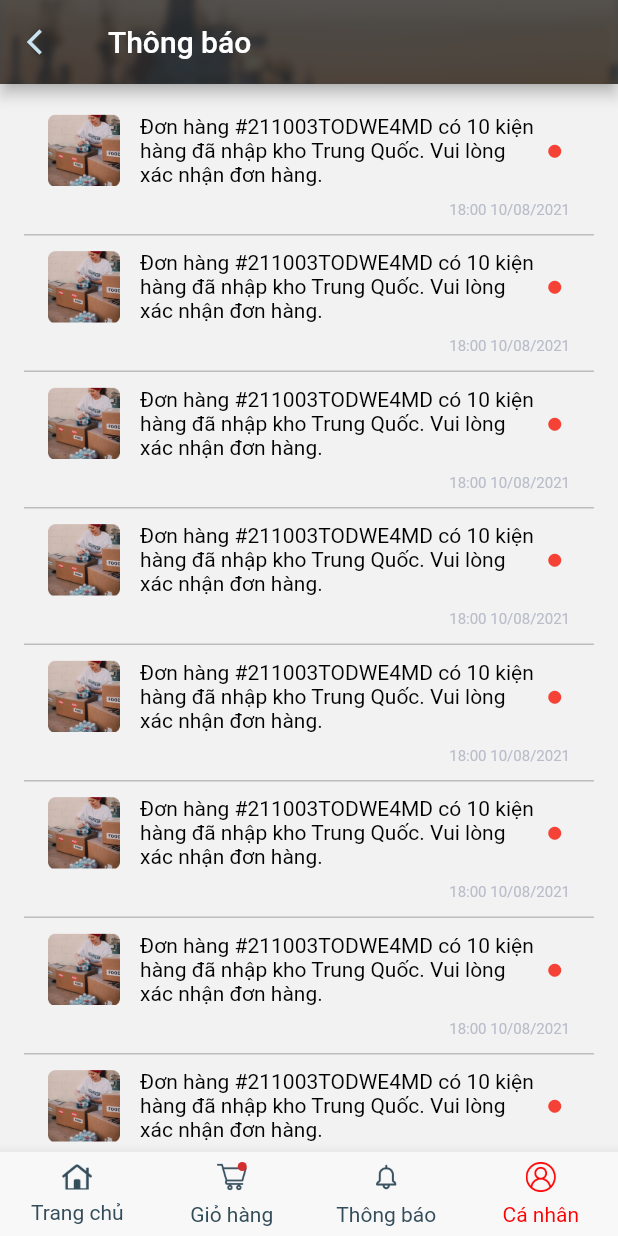
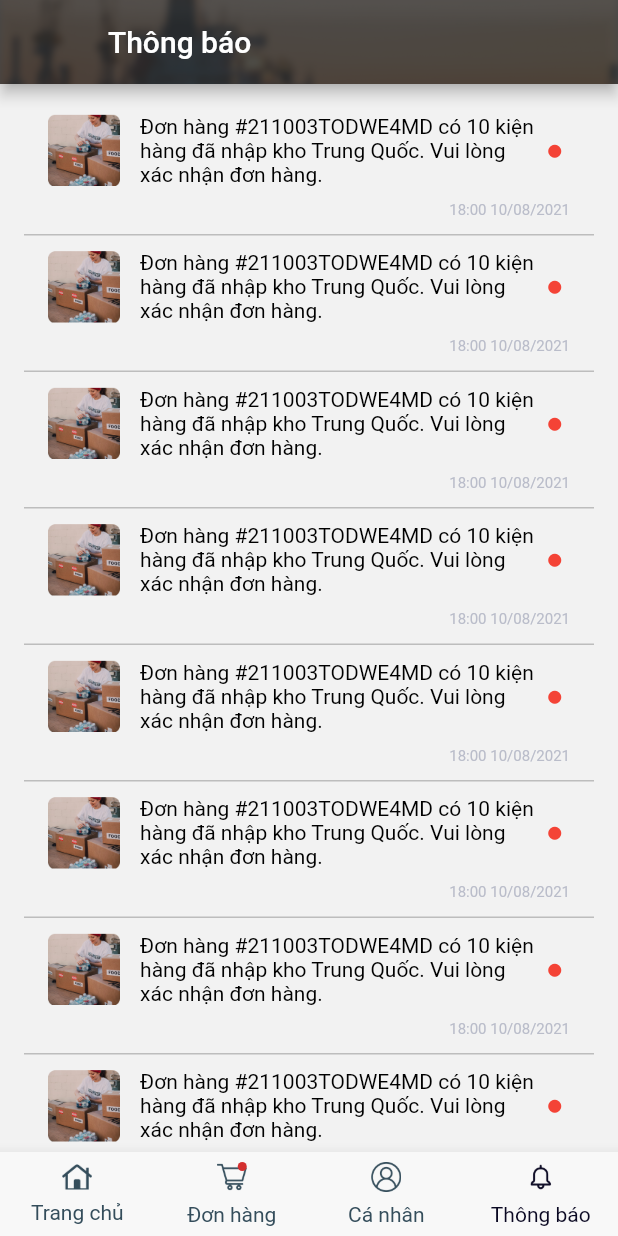
Before and after one commit to LeHoangUyen96/game_bai, a Flutter app: the MainPage screen opened directly, item 4 of the bottom bar chosen, on a phone screen of 412 x 824 dp. Run offline on Flutter 3.47's test engine with Material 2 defaults, Android fonts, the phone set to English and light mode, and no system bars; drawn by our look-alikes of custom_navigation_bar; our stand-ins replace cached_network_image, dotted_border, dropdown_search, firebase_core, firebase_messaging, flutter_local_notifications and 12 more; missing offline and left inert: dart:ffi, flutter_barcode_scanner, money2, multi_image_picker; accounts and stored records are empty; network calls fail; project files that could hold a hidden picture were left out.

```diff
--- a/lib/data/models/navigate_emblem.dart
+++ b/lib/data/models/navigate_emblem.dart
@@ -16,8 +16,8 @@ class NavigateEmblem {
 }
 
 List<NavigateEmblem> navigateItem = <NavigateEmblem>[
-  NavigateEmblem(NAV_HOME, IC_NAV_HOME, MAIN_COLOR, 0, 0, false),
-  NavigateEmblem(NAV_CART, IC_NAV_CART, DISABLED_COLOR, 1, 0, true),
-  NavigateEmblem(NAV_NOTIFICATION, IC_NAV_NOTIFICATION, DISABLED_COLOR, 2, 0, false),
-  NavigateEmblem(NAV_PROFILE, IC_NAV_PROFILE, DISABLED_COLOR, 3, 0, false),
+  NavigateEmblem(NAV_HOME, IC_NAV_HOME, BLACK_1, 0, 0, false),
+  NavigateEmblem(MANAGE_PACKAGE_ORDER, IC_NAV_CART, DISABLED_COLOR, 1, 0, true),
+  NavigateEmblem(NAV_PROFILE, IC_NAV_PROFILE, DISABLED_COLOR, 2, 0, false),
+  NavigateEmblem(NAV_NOTIFICATION, IC_NAV_NOTIFICATION, DISABLED_COLOR, 3, 0, false),
 ];
--- a/lib/data/repository/find_user_reponsitory/find_user_impl.dart
+++ b/lib/data/repository/find_user_reponsitory/find_user_impl.dart
@@ -1,6 +1,7 @@
 import 'package:get/get.dart';
 import 'package:viet_trung_mobile/data/network/network_config.dart';
 import 'package:viet_trung_mobile/data/repository/find_user_reponsitory/find_user_reponsitory.dart';
+import 'package:viet_trung_mobile/data/response/error_response.dart';
 import 'package:viet_trung_mobile/data/response/find_user_reponse.dart';
 
 class FindUserImpl extends GetConnect implements FindUserRepositories {
@@ -13,7 +14,7 @@ class FindUserImpl extends GetConnect implements FindUserRepositories {
     if (responseJson.statusCode! >= 200 && responseJson.statusCode! < 300) {
       return FindUserResponse.fromJson(responseJson.body);
     }
-    throw FindUserResponse.fromJson(responseJson.body);
+    throw ErrorResponse.fromJson(responseJson.body);
   }
 
 
--- a/lib/data/repository/order_repository/order_repositories.dart
+++ b/lib/data/repository/order_repository/order_repositories.dart
@@ -1,6 +1,7 @@
 import 'package:viet_trung_mobile/data/request/enter_warehouse_request.dart';
 import 'package:viet_trung_mobile/data/request/packing_order_requets.dart';
 import 'package:viet_trung_mobile/data/response/order_response.dart';
+import 'package:viet_trung_mobile/data/response/ramdom_bill_order_response.dart';
 import 'package:viet_trung_mobile/data/response/warehouse_response.dart';
 
 abstract class OrderRepositories {
@@ -8,5 +9,5 @@ abstract class OrderRepositories {
   Future<WarehouseResponse> onGetListWarehouse();
   Future<bool> onPackingOrder(PackingOrderRequest request);
   Future<bool> onEnterWarehouse(EnterWareHouseRequest request);
-
+  Future<RamdomBillOrderResponse> onRamdomBillOrder(String user_id);
 }
--- a/lib/res/strings.dart
+++ b/lib/res/strings.dart
@@ -807,3 +807,4 @@ const String MANAGE_PACKAGE_BAG_JOURNEY = 'Hành trình bao hàng';
 const String MANAGE_PACKAGE_BAG = 'Bao';
 const String MANAGE_PACKAGE_BAG_NAME = 'Tên bao';
 const String MANAGE_PACKAGE_ENTER_WEIGHT = 'Nhập số cân';
+const String MANAGE_PACKAGE_ORDER = 'Đơn hàng';
--- a/lib/ui/main/controller/main_controller.dart
+++ b/lib/ui/main/controller/main_controller.dart
@@ -35,7 +35,7 @@ class MainController extends GetxController implements MainContract {
     if (index == 1) {
       navigateItem[index].showBadge = false;
     }
-    navigateItem[index].color = MAIN_COLOR;
+    navigateItem[index].color = BLACK_1;
     for (var i = 0; i < navigateItem.length; i++) {
       if (i != index) navigateItem[i].color = DISABLED_COLOR;
     }
--- a/lib/ui/main/view/main_page.dart
+++ b/lib/ui/main/view/main_page.dart
@@ -9,6 +9,7 @@ import 'package:viet_trung_mobile/ui/main/controller/main_controller.dart';
 import 'package:viet_trung_mobile/ui/notification/view/notification_page.dart';
 import 'package:viet_trung_mobile/ui/order/view/order_info_page.dart';
 import 'package:viet_trung_mobile/ui/profile/view/profile_page.dart';
+import 'package:viet_trung_mobile/widget/home_page.dart';
 import 'package:viet_trung_mobile/widget/image_customized.dart';
 import 'package:viet_trung_mobile/widget/text_customized.dart';
 import 'package:get/get.dart';
@@ -31,9 +32,11 @@ class MainPage extends GetView<MainController> {
               index: controller.tabIndex.value,
               // children: controller.screensData.map(_buildIndexedPageFlow).toList(),
               children: [
+                //ProfilePage(),
+                //FindingCustomerPage(),
+                HomeViewsPage(),
+                OrderInfoPage(),
                 ProfilePage(),
-                FindingCustomerPage(),
-                OrderInfoPage(),
                 NotificationPage(),
               ],
             ),
@@ -60,7 +63,7 @@ class MainPage extends GetView<MainController> {
         backgroundColor: BG_NAVIGATION_COLOR,
         currentIndex: controller.tabIndex.value,
         onTap: controller.changeTabIndex,
-        strokeColor: MAIN_COLOR,
+        strokeColor: BLACK_1,
 
         items: navigateItem.map((NavigateEmblem navigateEmblem) {
           return CustomNavigationBarItem(
--- a/lib/ui/notification/view/notification_page.dart
+++ b/lib/ui/notification/view/notification_page.dart
@@ -27,15 +27,15 @@ class NotificationPage extends GetView<AddressController> {
           titleAppBarColor: Colors.white,
           backgroundAppBar: Colors.black26,
           isCenterTitle: false,
-          isShowBack: true,
-          iconBack: TextButton(
-            child: Icon(
-              Icons.arrow_back_ios,
-              size: 20,
-              color: COLOR_ORDER_PENDING_DEPOSIT,
-            ),
-            onPressed: () => Get.back(result: true),
-          ),
+          //isShowBack: true,
+          // iconBack: TextButton(
+          //   child: Icon(
+          //     Icons.arrow_back_ios,
+          //     size: 20,
+          //     color: COLOR_ORDER_PENDING_DEPOSIT,
+          //   ),
+          //   onPressed: () => Get.back(result: true),
+          // ),
           child: Center(
             child: Container(
               padding: EdgeInsets.symmetric(horizontal: 16),
```
Also changed, not shown: lib/widget/home_page.dart (added, +54 -0 lines).
